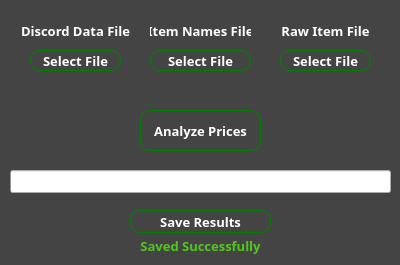
The window that UI/dialogue.ui (ryqui/GrowTrends) describes before a commit, drawn with Qt 5.
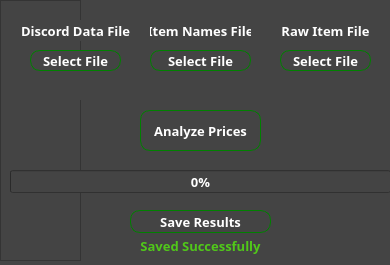
The same window after the commit.

Patch:
```diff
--- a/UI/dialogue.ui
+++ b/UI/dialogue.ui
@@ -6,10 +6,22 @@
    <rect>
     <x>0</x>
     <y>0</y>
-    <width>400</width>
+    <width>390</width>
     <height>265</height>
    </rect>
   </property>
+  <property name="minimumSize">
+   <size>
+    <width>390</width>
+    <height>265</height>
+   </size>
+  </property>
+  <property name="maximumSize">
+   <size>
+    <width>390</width>
+    <height>265</height>
+   </size>
+  </property>
   <property name="font">
    <font>
     <family>Bahnschrift</family>
@@ -47,7 +59,12 @@
   </property>
   <widget class="QWidget" name="centralwidget">
    <property name="styleSheet">
-    <string notr="true"/>
+    <string notr="true">QPushButton:hover {
+	background-color: green;
+}
+QWidget {
+	background-color: #444444;
+}</string>
    </property>
    <widget class="QPushButton" name="selectDiscordDataFile">
     <property name="geometry">
@@ -375,6 +392,39 @@
      <set>Qt::AlignCenter</set>
     </property>
    </widget>
+   <widget class="QFrame" name="sideBar">
+    <property name="geometry">
+     <rect>
+      <x>0</x>
+      <y>0</y>
+      <width>81</width>
+      <height>261</height>
+     </rect>
+    </property>
+    <property name="styleSheet">
+     <string notr="true">background-color: #444444;</string>
+    </property>
+    <property name="frameShape">
+     <enum>QFrame::StyledPanel</enum>
+    </property>
+    <property name="frameShadow">
+     <enum>QFrame::Raised</enum>
+    </property>
+   </widget>
+   <zorder>bottomText</zorder>
+   <zorder>sideBar</zorder>
+   <zorder>rawItemNamesFileName</zorder>
+   <zorder>itemNamesFileName</zorder>
+   <zorder>discordDataFileName</zorder>
+   <zorder>selectDiscordDataFile</zorder>
+   <zorder>label</zorder>
+   <zorder>label_2</zorder>
+   <zorder>selectItemNamesFile</zorder>
+   <zorder>label_3</zorder>
+   <zorder>selectRawItemNamesFile</zorder>
+   <zorder>analyzePricesButton</zorder>
+   <zorder>progressBar</zorder>
+   <zorder>saveResults</zorder>
   </widget>
  </widget>
  <resources/>
```
